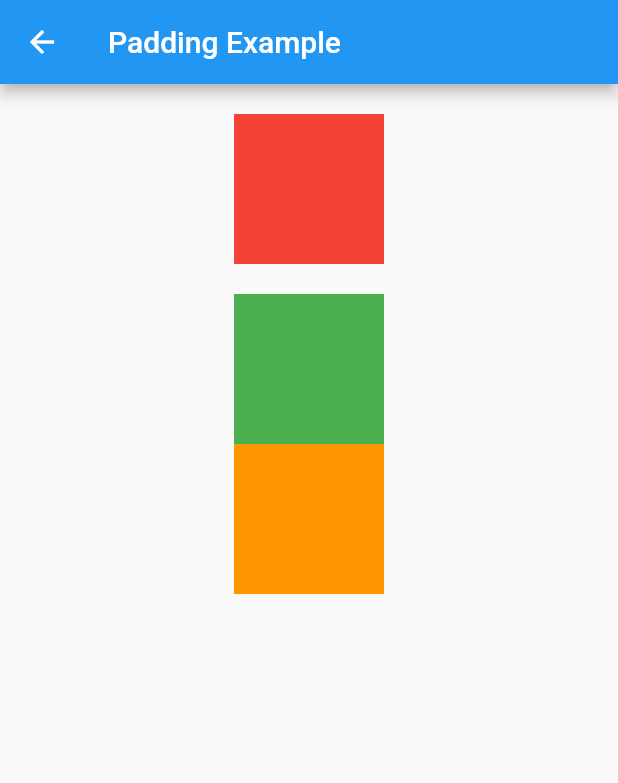
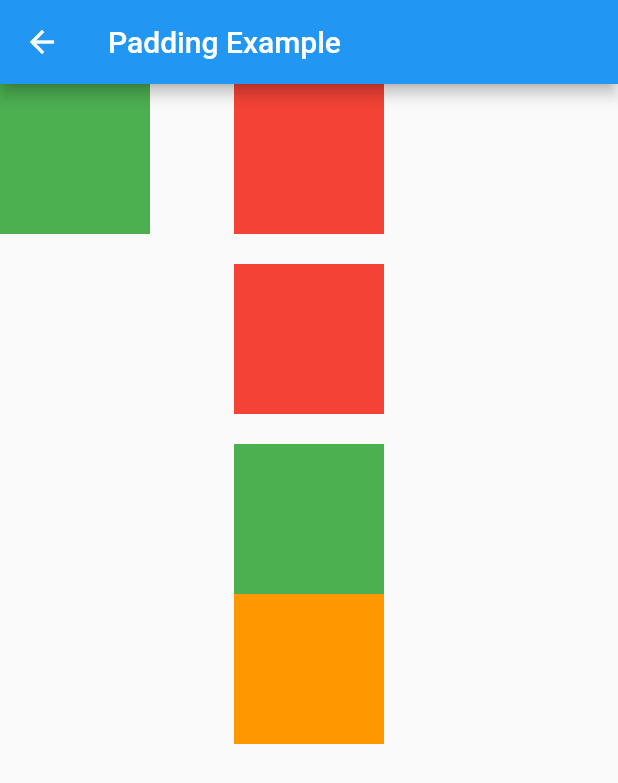
Before and after one commit to simonyang81/practice_flutter, a Flutter app: the PaddingExample screen opened by its route, on a phone screen of 412 x 824 dp. Shown: the top 783 px of the screen. Run offline on Flutter 3.47's test engine with Material 2 defaults, Android fonts, the phone set to English and light mode, and no system bars; our stand-ins replace get; missing offline and left inert: f_logs.

Commit message:
animated padding example

```diff
--- a/lib/main.dart
+++ b/lib/main.dart
@@ -78,6 +78,12 @@ class _MyHomePageState extends State<MyHomePage> {
               Get.toNamed(Routes.paddingExample);
             }, child: const Text('padding example')),
 
+            const SizedBox(height: 5,),
+
+            TextButton(onPressed: () {
+              Get.toNamed(Routes.animatedPaddingExample);
+            }, child: const Text('animate padding example')),
+
           ],
         ),
       ),
--- a/lib/padding_example/padding_example.dart
+++ b/lib/padding_example/padding_example.dart
@@ -8,6 +8,7 @@
 ///
 ///
 
+import 'package:f_logs/f_logs.dart';
 import 'package:flutter/material.dart';
 
 class PaddingExample extends StatelessWidget {
@@ -22,14 +23,66 @@ class PaddingExample extends StatelessWidget {
         backgroundColor: Colors.blue,
         foregroundColor: Colors.white,
       ),
-      body: _buildContent()
+      body: _buildContent(context)
     );
   }
 
-  Widget _buildContent() {
+  Widget _buildContent(BuildContext context) {
     return Center(
       child: Column(
         children: [
+          Stack(
+            children: [
+              Align(
+                alignment: Alignment.centerLeft,
+                child: InkWell(
+                  onTap: () {
+                    FLog.info(text: 'Tap on green');
+                  },
+                  child: Container(
+                    width: 100,
+                    height: 100,
+                    color: Colors.green,
+                  ),
+                ),
+              ),
+              Align(
+                alignment: Alignment.center,
+                child: InkWell(
+                  onTap: () {
+                    FLog.info(text: 'Tap on red');
+                  },
+                  child: Container(
+                    width: 100,
+                    height: 100,
+                    color: Colors.red,
+                  ),
+                ),
+              ),
+            ],
+          ),
+          // Row(
+          //   mainAxisSize: MainAxisSize.max,
+          //   mainAxisAlignment: MainAxisAlignment.center,
+          //   children: [
+          //     Align(
+          //       alignment: Alignment.centerLeft,
+          //       child: Container(
+          //         width: 100,
+          //         height: 100,
+          //         color: Colors.green,
+          //       ),
+          //     ),
+          //     Container(
+          //       alignment: Alignment.center,
+          //       width: 100,
+          //       height: 100,
+          //       color: Colors.red,
+          //     ),
+          //   ]
+          // ),
+
+
           Padding(
             padding: const EdgeInsets.symmetric(horizontal: 10, vertical: 20),
             child: Container(
--- a/lib/routes/pages.dart
+++ b/lib/routes/pages.dart
@@ -9,6 +9,7 @@
 ///
 
 import 'package:get/get.dart';
+import 'package:practice_flutter/animated_padding_example/animated_padding_example.dart';
 
 import '../app_bar_example/app_bar_example.dart';
 import '../material_app_example/material_app_example1.dart';
@@ -46,6 +47,11 @@ class Pages {
         page: () => const PaddingExample(),
         transition: Transition.rightToLeft),
 
+    GetPage(
+        name: Routes.animatedPaddingExample,
+        page: () => const AnimatedPaddingExample(),
+        transition: Transition.rightToLeft),
+
   ];
 
 
--- a/lib/routes/routes.dart
+++ b/lib/routes/routes.dart
@@ -14,11 +14,12 @@ abstract class Routes {
 
   static const main                 = '/main';
 
-  static const materialAppExample1    = '/material-app-example-1';
-  static const scaffoldExample        = '/scaffold-example';
-  static const appBarExample          = '/app-bar-example';
-  static const tabBarExample          = '/tab-bar-example';
-  static const paddingExample         = '/padding-example';
+  static const materialAppExample1        = '/material-app-example-1';
+  static const scaffoldExample            = '/scaffold-example';
+  static const appBarExample              = '/app-bar-example';
+  static const tabBarExample              = '/tab-bar-example';
+  static const paddingExample             = '/padding-example';
+  static const animatedPaddingExample     = '/animated-padding-example';
 
 
 }
```
Also changed, not shown: lib/animated_padding_example/animated_padding_example.dart (added, +88 -0 lines).
